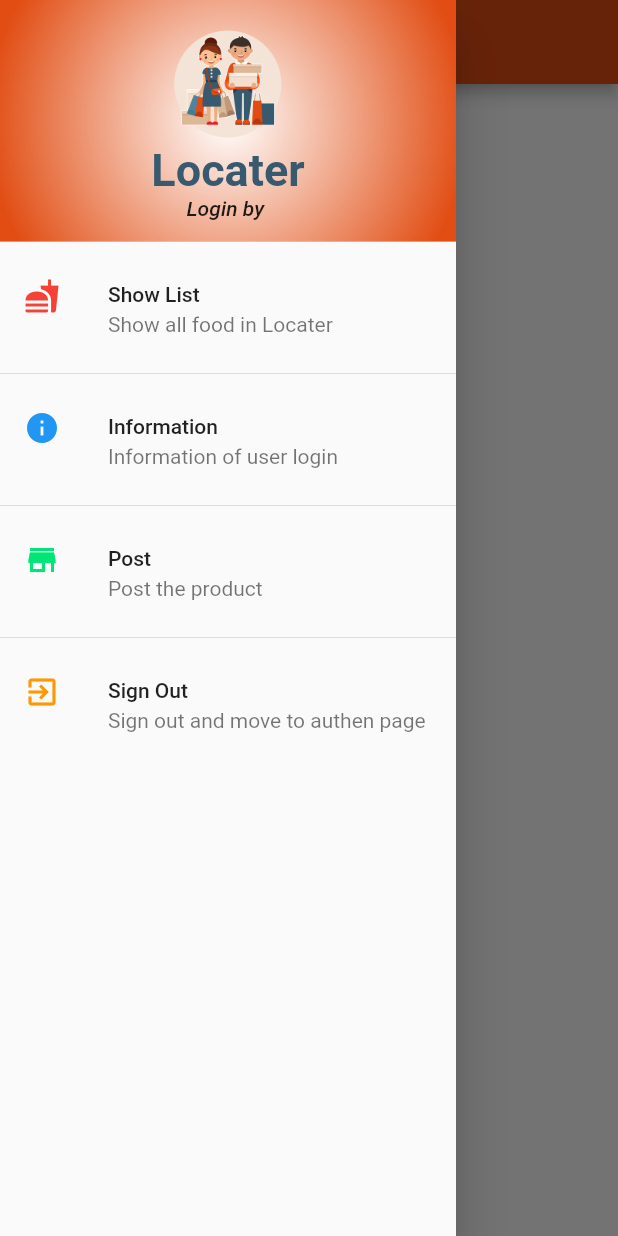
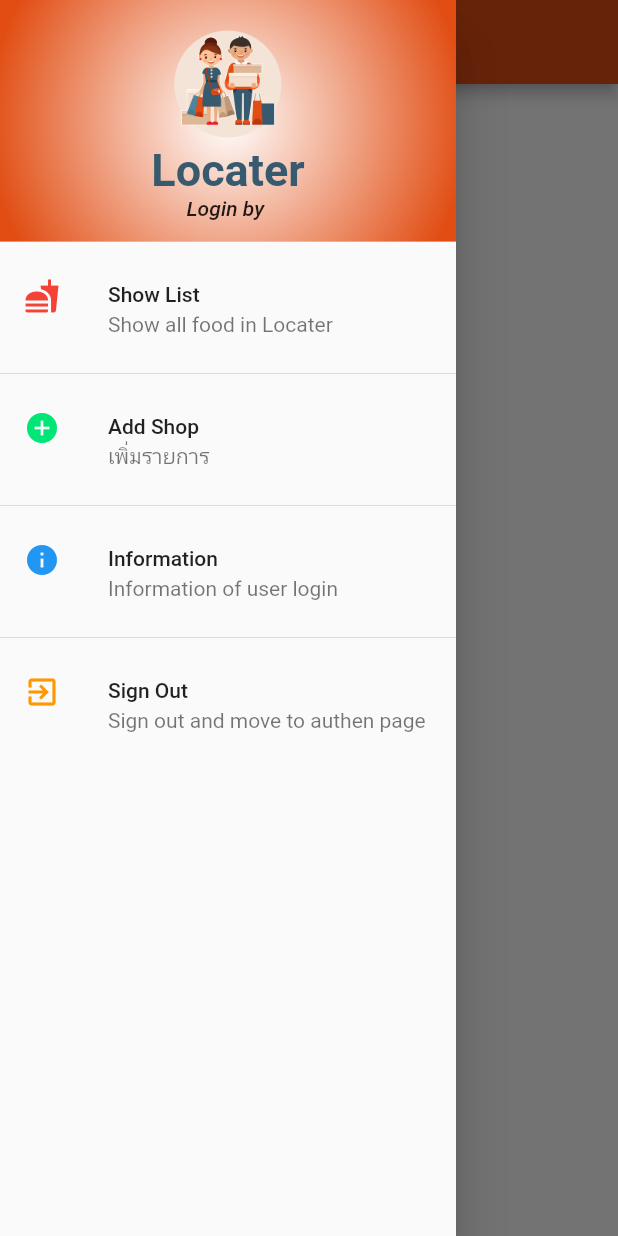
Before and after one commit to MAythinee/Locater, a Flutter app: the MyService screen opened directly, with the side drawer open, on a phone screen of 412 x 824 dp. Run offline on Flutter 3.47's test engine with Material 2 defaults, Android fonts, the phone set to English and light mode, and no system bars; our stand-ins replace cloud_firestore, firebase_auth, google_maps_flutter; missing offline and left inert: dart:ffi; accounts and stored records are empty.

Commit message:
Design UI Addfood OK

```diff
--- a/lib/screens/my_services.dart
+++ b/lib/screens/my_services.dart
@@ -2,10 +2,10 @@ import 'dart:ffi';
 
 import 'package:firebase_auth/firebase_auth.dart';
 import 'package:flutter/material.dart';
+import 'package:locater/screens/addFood.dart';
 import 'package:locater/screens/home.dart';
 import 'package:locater/screens/information.dart';
 import 'package:locater/screens/my_style.dart';
-import 'package:locater/screens/post.dart';
 import 'package:locater/screens/show_list_food.dart';
 
 
@@ -74,16 +74,16 @@ class _MyServiceState extends State<MyService> {
     );
   }
 
-  Widget menuPost() {
+  Widget menuAddShop() {
     return ListTile(
       leading: Icon(
-        Icons.store,
+        Icons.add_circle,
         color: Colors.greenAccent[400],
       ),
-      title: Text('Post'),
-      subtitle: Text('Post the product'),onTap: (){
-        setState(() {                       // ป๊อบอัพไปอีกหน้า
-          currenWidget = Post();     // ป๊อบอัพไปอีกหน้า
+      title: Text('Add Shop'),
+      subtitle: Text('เพิ่มรายการ'),onTap: (){
+        setState(() {
+          currenWidget = AddFood();                       // ป๊อบอัพไปอีกหน้า
         });                                 // ป๊อบอัพไปอีกหน้า
         Navigator.of(context).pop();        // ป๊อบอัพไปอีกหน้า
       },
@@ -158,9 +158,10 @@ class _MyServiceState extends State<MyService> {
       child: ListView(
         children: <Widget>[
           myHeadDrawer(),
-          menuShowListFood(), Divider(),      //ใส่เส้นแบ่ง
+          menuShowListFood(), Divider(),
+          menuAddShop(), Divider(),       //ใส่เส้นแบ่ง
           menuInformation(), Divider(),
-          menuPost(), Divider(),
+
           processSignOut(),
         ],
       ),
--- a/lib/screens/post.dart
+++ /dev/null
@@ -1,8 +0,0 @@
-import 'package:flutter/material.dart';
-
-class Post extends StatelessWidget {
-  @override
-  Widget build(BuildContext context) {
-    return Text('This is post');
-  }
-}
--- a/pubspec.yaml
+++ b/pubspec.yaml
@@ -46,7 +46,7 @@ flutter:
   # To add assets to your application, add an assets section, like this:
   assets:
    - images/icon.png
-  #  - images/a_dot_ham.jpeg
+   - images/food.png
 
   # An image asset can refer to one or more resolution-specific "variants", see
   # https://flutter.dev/assets-and-images/#resolution-aware.
```
Also changed, not shown: lib/screens/addFood.dart (added, +138 -0 lines), images/food.png (added).
